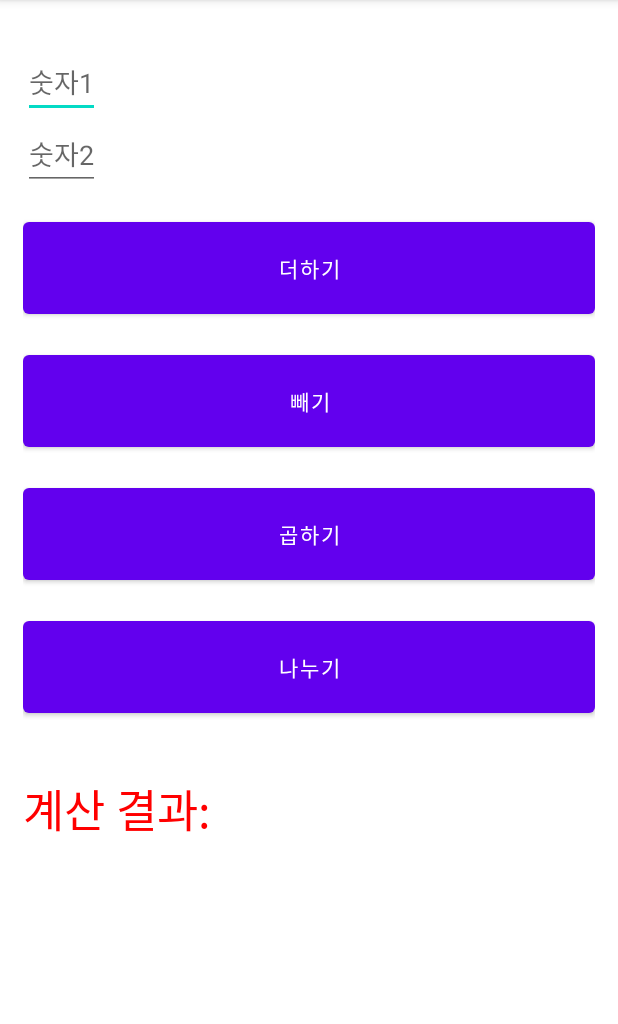
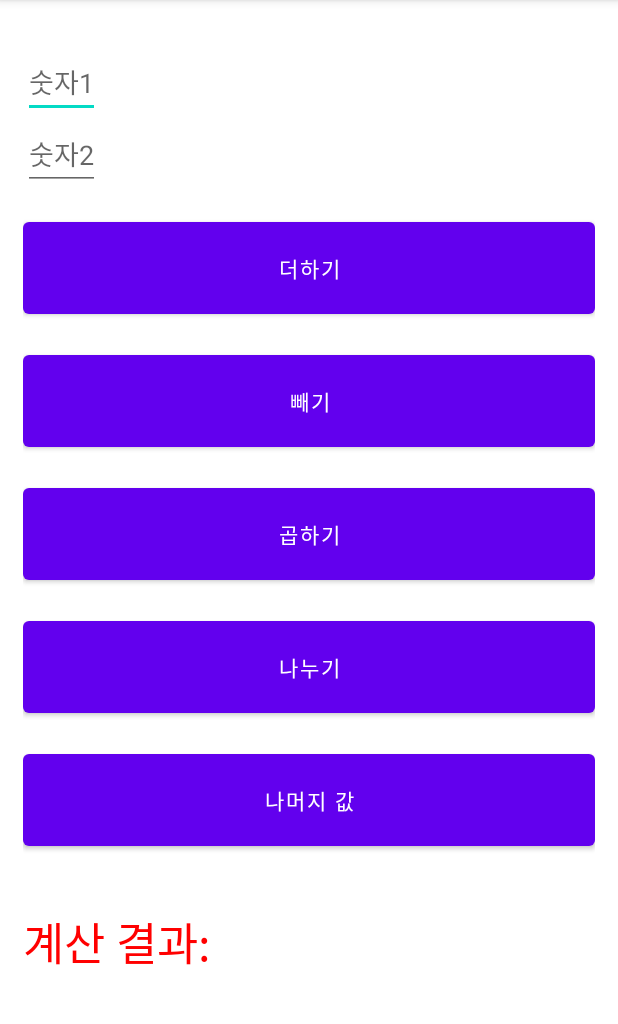
Before and after one commit to jeongnara/Projects4_1_1, an Android app: the screen it shows after launch (MainActivity), on a phone screen of 412 x 824 dp, the part 84-1108 px from its top. Run offline under Robolectric (Android 15) with nearby library versions, the phone set to English and light mode, and no system bars.

Commit message:
Update Add Mod Button

```diff
--- a/app/src/main/java/kr/hs/emirimw2016/projects4_1/MainActivity.java
+++ b/app/src/main/java/kr/hs/emirimw2016/projects4_1/MainActivity.java
@@ -23,6 +23,7 @@ public class MainActivity extends AppCompatActivity {
         Button btnMinus = findViewById(R.id.btn2);
         Button btnMulti = findViewById(R.id.btn3);
         Button btnDiv = findViewById(R.id.btn4);
+        Button btnMod = findViewById(R.id.btn5);
         edit1 = findViewById(R.id.edit1);
         edit2 = findViewById(R.id.edit2);
         textResult = findViewById(R.id.t1);
@@ -31,6 +32,7 @@ public class MainActivity extends AppCompatActivity {
         btnMinus.setOnClickListener(btnListener);
         btnMulti.setOnClickListener(btnListener);
         btnDiv.setOnClickListener(btnListener);
+        btnMod.setOnClickListener(btnListener);
     }
     View.OnClickListener btnListener = new View.OnClickListener() {
         public void onClick(View v) {
@@ -52,6 +54,9 @@ public class MainActivity extends AppCompatActivity {
                 case R.id.btn4:
                     result = num1 / num2;
                     break;
+                case R.id.btn5:
+                    result = num1 % num2;
+                    break;
             }
             textResult.setText(R.string.t1);
             textResult.append(result + "");
--- a/app/src/main/res/layout/activity_main.xml
+++ b/app/src/main/res/layout/activity_main.xml
@@ -55,6 +55,14 @@
         android:layout_marginBottom="15dp"
         android:padding="20dp"
         />
+    <Button
+        android:id="@+id/btn5"
+        android:layout_width="match_parent"
+        android:layout_height="wrap_content"
+        android:text="@string/btn5"
+        android:layout_marginBottom="15dp"
+        android:padding="20dp"
+        />
     <TextView
         android:id="@+id/t1"
         android:layout_width="match_parent"
--- a/app/src/main/res/values/strings.xml
+++ b/app/src/main/res/values/strings.xml
@@ -7,5 +7,6 @@
     <string name="btn2">빼기</string>
     <string name="btn3">곱하기</string>
     <string name="btn4">나누기</string>
+    <string name="btn5">나머지 값</string>
     <string name="t1">계산 결과: </string>
 </resources>
```
